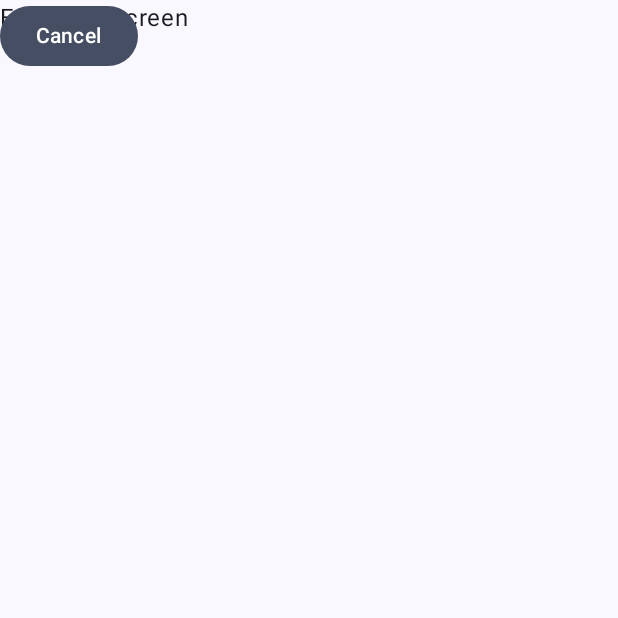
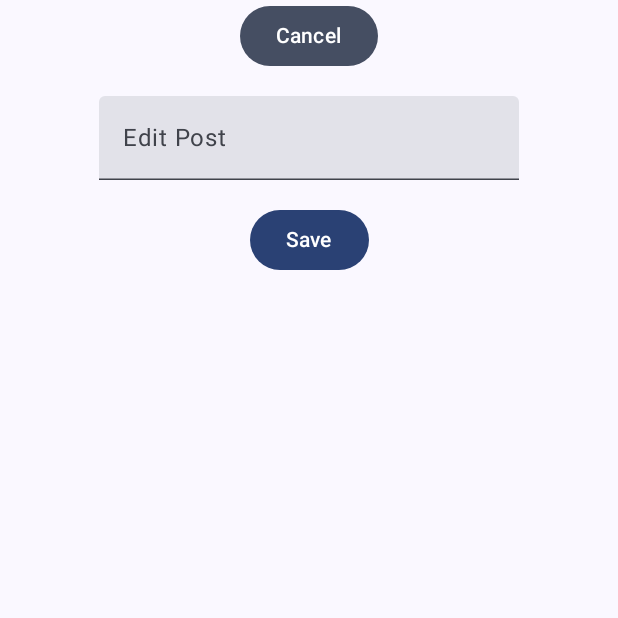
Before and after one commit to meeriemarie/dwitter, an Android app built with Jetpack Compose: the MainScreen screen opened through its navigation route, after a tap on "Add Post", on a phone screen of 412 x 824 dp, the top half of it. Run offline under Robolectric (Android 15) with nearby library versions, the phone set to English and light mode, and no system bars; our stand-ins replace livedata-compose; libraries missing offline, so code that uses them is left out: io.github.jan.supabase; pictures from the network do not load; 5 statements that could not run were skipped.

Commit message:
CRUD WIP, UI for edit/delete post

```diff
--- a/app/src/main/java/dev/cc231054/dwitter_ccl3/MainScreen.kt
+++ b/app/src/main/java/dev/cc231054/dwitter_ccl3/MainScreen.kt
@@ -13,6 +13,7 @@ import androidx.navigation.NavController
 import androidx.navigation.compose.NavHost
 import androidx.navigation.compose.composable
 import androidx.navigation.compose.rememberNavController
+import dev.cc231054.dwitter_ccl3.ui.AddPostButton
 import dev.cc231054.dwitter_ccl3.ui.BottomNavigationBar
 import dev.cc231054.dwitter_ccl3.ui.screens.ContentScreen
 import dev.cc231054.dwitter_ccl3.ui.screens.ProfileScreen
@@ -33,13 +34,15 @@ fun MainScreen(
         val bottomNav = rememberNavController()
         Scaffold(
             modifier = modifier.fillMaxSize(),
-            bottomBar = { BottomNavigationBar(bottomNav) }
+            bottomBar = { BottomNavigationBar(bottomNav) },
+            floatingActionButton = {
+                AddPostButton(navController = navController)
+            }
         ) {innerPadding ->
             NavHost(bottomNav, Screens.Home.name) {
                 composable(Screens.Home.name) {
                     ContentScreen(
                         modifier =  modifier.padding(innerPadding),
-                        navController = navController,
                         currentUserId = currentUserId.value ?: ""
                     )
                 }
@@ -47,7 +50,7 @@ fun MainScreen(
                     SearchScreen(modifier.padding(innerPadding))
                 }
                 composable(Screens.Profile.name) {
-                    ProfileScreen(modifier.padding(innerPadding), navController)
+                    ProfileScreen(modifier.padding(innerPadding))
                 }
             }
         }
--- a/app/src/main/java/dev/cc231054/dwitter_ccl3/ui/UserUI.kt
+++ b/app/src/main/java/dev/cc231054/dwitter_ccl3/ui/UserUI.kt
@@ -183,6 +183,7 @@ fun PostCard (
                         Column {
                             Icon(
                                 modifier = Modifier.clickable {
+                                    /*TODO*/
                                     Log.d("PostCard", "Delete Post")
                                 },
                                 imageVector = Icons.Outlined.Delete,
@@ -194,6 +195,7 @@ fun PostCard (
 
                             Icon(
                                 modifier = Modifier.clickable {
+                                    /*TODO*/
                                     Log.d("PostCard", "Edit Post")
                                 },
                                 imageVector = Icons.Default.Edit,
--- a/app/src/main/java/dev/cc231054/dwitter_ccl3/ui/screens/ContentScreen.kt
+++ b/app/src/main/java/dev/cc231054/dwitter_ccl3/ui/screens/ContentScreen.kt
@@ -2,19 +2,13 @@ package dev.cc231054.dwitter_ccl3.ui.screens
 
 import androidx.compose.foundation.layout.Box
 import androidx.compose.foundation.layout.fillMaxSize
-import androidx.compose.foundation.layout.padding
 import androidx.compose.runtime.Composable
-import androidx.compose.ui.Alignment
 import androidx.compose.ui.Modifier
-import androidx.compose.ui.unit.dp
-import androidx.navigation.NavController
-import dev.cc231054.dwitter_ccl3.ui.AddPostButton
 import dev.cc231054.dwitter_ccl3.ui.PostList
 
 @Composable
 fun ContentScreen(
     modifier: Modifier = Modifier,
-    navController: NavController,
     currentUserId: String
 ) {
 
@@ -23,11 +17,5 @@ fun ContentScreen(
             modifier = modifier,
             currentUserId = currentUserId
         )
-        AddPostButton(
-            modifier = modifier
-                .align(Alignment.BottomEnd)
-                .padding(16.dp),
-            navController = navController,
-        )
     }
 }
--- a/app/src/main/java/dev/cc231054/dwitter_ccl3/ui/screens/EditPostScreen.kt
+++ b/app/src/main/java/dev/cc231054/dwitter_ccl3/ui/screens/EditPostScreen.kt
@@ -1,8 +1,17 @@
 package dev.cc231054.dwitter_ccl3.ui.screens
 
+import android.util.Log
+import androidx.compose.foundation.layout.Column
+import androidx.compose.foundation.layout.Spacer
+import androidx.compose.foundation.layout.fillMaxSize
+import androidx.compose.foundation.layout.height
+import androidx.compose.material3.Button
 import androidx.compose.material3.Text
+import androidx.compose.material3.TextField
 import androidx.compose.runtime.Composable
+import androidx.compose.ui.Alignment
 import androidx.compose.ui.Modifier
+import androidx.compose.ui.unit.dp
 import androidx.navigation.NavController
 import dev.cc231054.dwitter_ccl3.ui.BackButton
 
@@ -11,13 +20,29 @@ fun EditPostScreen(
     modifier: Modifier = Modifier,
     navController: NavController
 ) {
-    Text(
-        modifier = modifier,
-        text = "Edit Post Screen"
-    )
+    Column(
+        modifier = modifier.fillMaxSize(),
+        horizontalAlignment = Alignment.CenterHorizontally
+    ) {
+        BackButton(navController = navController)
 
-    BackButton(
-        modifier = modifier,
-        navController = navController
-    )
+        Spacer(modifier = Modifier.height(16.dp))
+
+        TextField(
+            value = "",
+            onValueChange = {},
+            label = { Text("Edit Post") }
+        )
+
+        Spacer(modifier = Modifier.height(16.dp))
+
+        Button(
+            onClick = {
+                /*TODO*/
+                Log.d("EditPostScreen", "Save button clicked")
+            },
+        ) {
+            Text("Save")
+        }
+    }
 }
--- a/app/src/main/java/dev/cc231054/dwitter_ccl3/ui/screens/ProfileScreen.kt
+++ b/app/src/main/java/dev/cc231054/dwitter_ccl3/ui/screens/ProfileScreen.kt
@@ -21,16 +21,9 @@ import dev.cc231054.dwitter_ccl3.viewmodel.UserViewModel
 @Composable
 fun ProfileScreen(
     modifier: Modifier = Modifier,
-    navController: NavController
 ) {
     Box (modifier = Modifier.fillMaxSize()) {
         LogoutBtn(modifier = modifier)
-        AddPostButton(
-            modifier = modifier
-                .align(Alignment.BottomEnd)
-                .padding(16.dp),
-            navController = navController,
-        )
     }
 }
 
```
